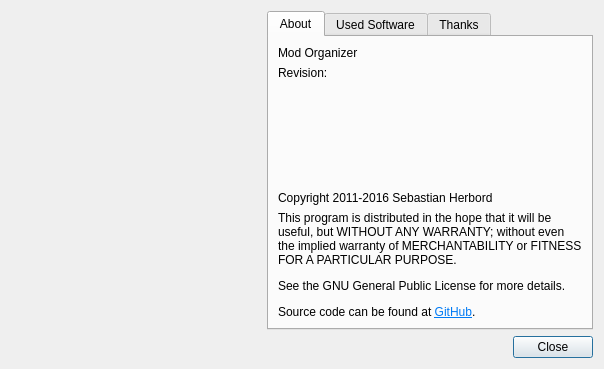
Silarn/modorganizer, file src/MO/src/aboutdialog.ui: the form before one commit.
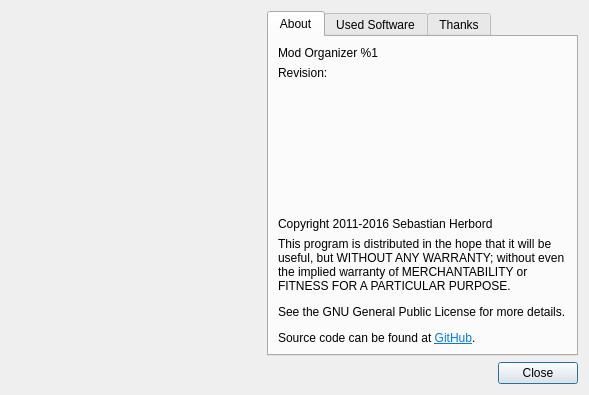
The form after the commit. Icons and pictures are not drawn.

Commit message:
Simplify nameLabel formatting in AboutDialog.
The HTML is instead included directly in the ui file, along with an the desired Qt formatting specifer. We then fill that at runtime, instead of all the html.

Diff of the .ui file:
```diff
--- a/src/MO/src/aboutdialog.ui
+++ b/src/MO/src/aboutdialog.ui
@@ -6,8 +6,8 @@
    <rect>
     <x>0</x>
     <y>0</y>
-    <width>604</width>
-    <height>369</height>
+    <width>589</width>
+    <height>395</height>
    </rect>
   </property>
   <property name="windowTitle">
@@ -93,7 +93,7 @@
          <item>
           <widget class="QLabel" name="nameLabel">
            <property name="text">
-            <string notr="true">Mod Organizer</string>
+            <string notr="true">&lt;html&gt;&lt;head/&gt;&lt;body&gt;&lt;p&gt;Mod Organizer %1&lt;/p&gt;&lt;/body&gt;&lt;/html&gt;</string>
            </property>
           </widget>
          </item>
```
The commit also changes 1 other file.
